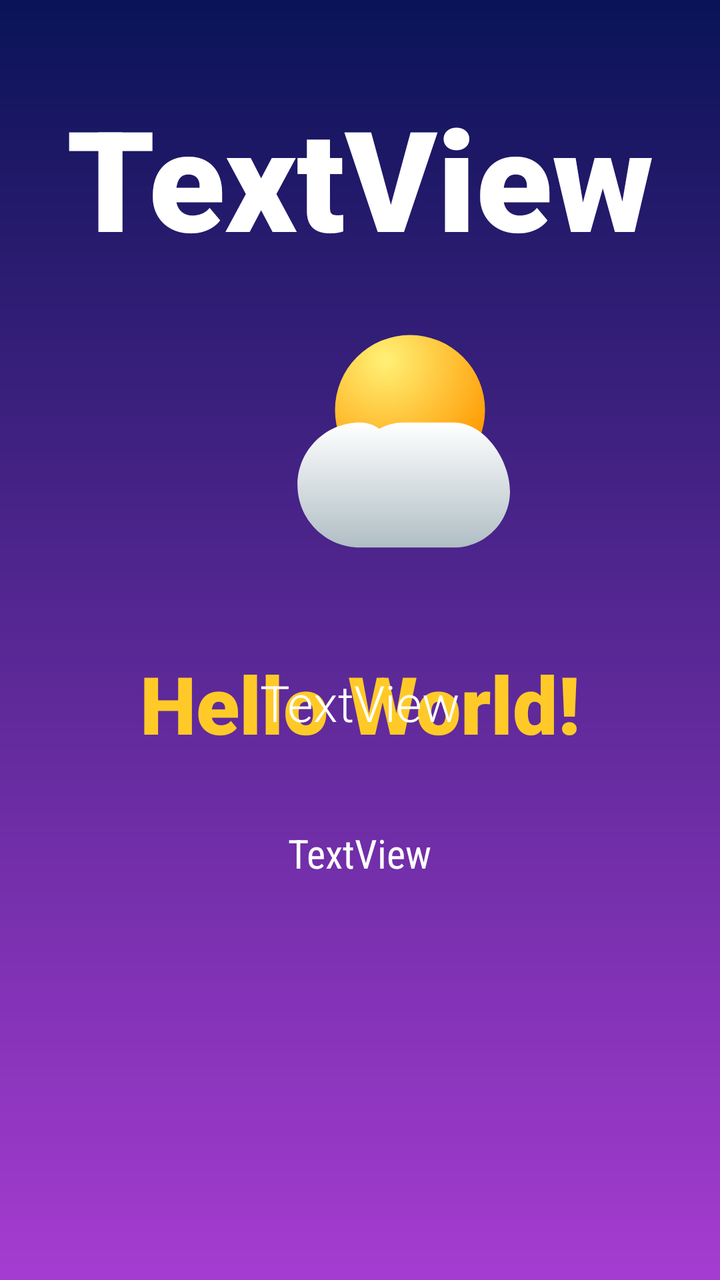
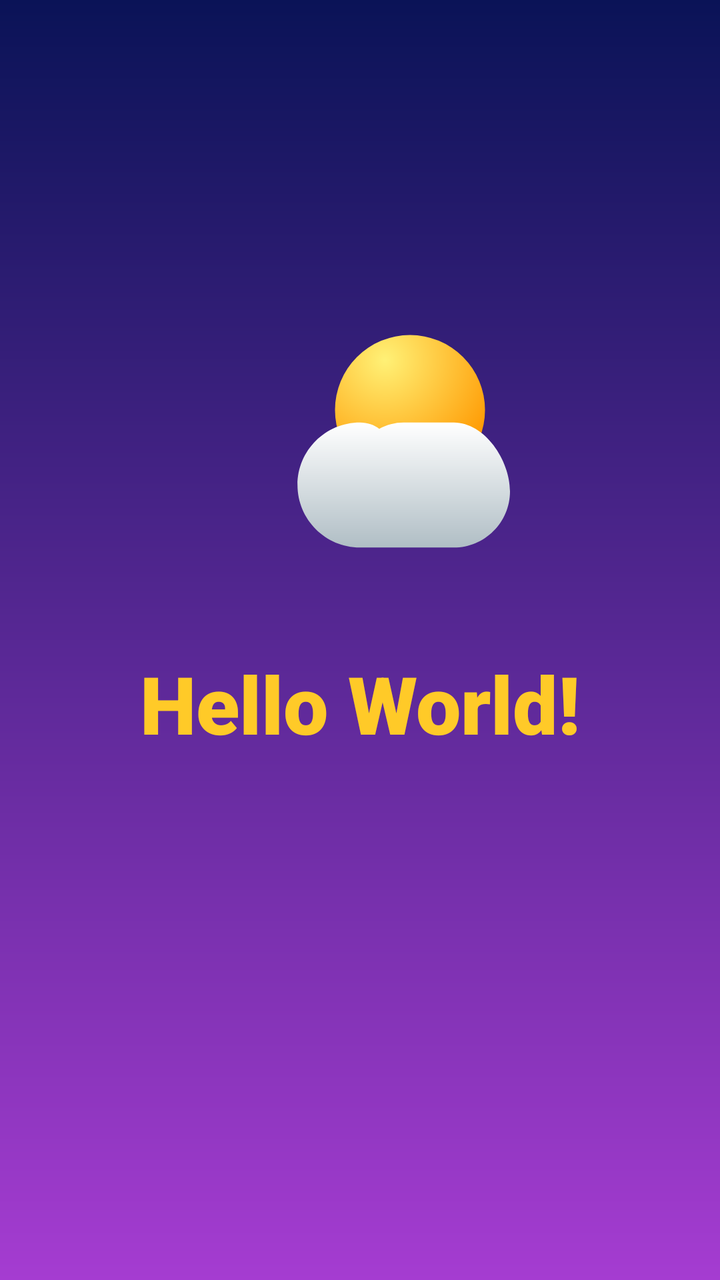

The first picture is an Android layout as it rendered before a commit; the second is the same layout after the commit. The layout source and the unified diff follow.
<!-- AndroidManifest.xml: application theme Theme.Miniweather_JimenezA -->
<!-- res/layout/activity_main.xml -->
<?xml version="1.0" encoding="utf-8"?>
<androidx.constraintlayout.widget.ConstraintLayout xmlns:android="http://schemas.android.com/apk/res/android"
    xmlns:app="http://schemas.android.com/apk/res-auto"
    xmlns:tools="http://schemas.android.com/tools"
    android:id="@+id/main"
    android:layout_width="match_parent"
    android:layout_height="match_parent"
    android:background="@drawable/background_gradient"
    tools:context=".MainActivity">

    <TextView
        android:id="@+id/tvCity"
        android:layout_width="wrap_content"
        android:layout_height="wrap_content"
        android:layout_marginTop="20dp"
        android:fontFamily="sans-serif-black"
        android:text="Hello World!"
        android:textColor="@color/mustard"
        android:textSize="40sp"
        app:layout_constraintEnd_toEndOf="parent"
        app:layout_constraintStart_toStartOf="parent"
        app:layout_constraintTop_toBottomOf="@+id/ivWeather" />

    <TextView
        android:id="@+id/tvWeather"
        android:layout_width="wrap_content"
        android:layout_height="wrap_content"
        android:layout_marginBottom="200dp"
        android:fontFamily="sans-serif-condensed"
        android:text="TextView"
        android:textColor="@color/white"
        android:textSize="20sp"
        app:layout_constraintBottom_toBottomOf="parent"
        app:layout_constraintEnd_toEndOf="parent"
        app:layout_constraintStart_toStartOf="parent" />

    <TextView
        android:id="@+id/tvGreeting"
        android:layout_width="wrap_content"
        android:layout_height="wrap_content"
        android:layout_marginBottom="45dp"
        android:fontFamily="sans-serif-light"
        android:text="TextView"
        android:textColor="@color/white"
        android:textSize="25sp"
        app:layout_constraintBottom_toTopOf="@+id/tvWeather"
        app:layout_constraintEnd_toEndOf="parent"
        app:layout_constraintStart_toStartOf="parent" />

    <ImageView
        android:id="@+id/ivWeather"
        android:layout_width="150dp"
        android:layout_height="150dp"
        android:layout_marginTop="20dp"
        app:layout_constraintEnd_toEndOf="parent"
        app:layout_constraintStart_toStartOf="parent"
        app:layout_constraintTop_toBottomOf="@+id/tvTemperature"
        app:srcCompat="@drawable/ic_cloudy" />

    <TextView
        android:id="@+id/tvTemperature"
        android:layout_width="wrap_content"
        android:layout_height="wrap_content"
        android:layout_marginTop="42dp"
        android:fontFamily="sans-serif-black"
        android:text="TextView"
        android:textColor="@color/white"
        android:textSize="70sp"
        app:layout_constraintEnd_toEndOf="parent"
        app:layout_constraintStart_toStartOf="parent"
        app:layout_constraintTop_toTopOf="parent" />

</androidx.constraintlayout.widget.ConstraintLayout>
<!-- resources referenced by this layout -->
<resources>
  <color name="mustard">#FFCA28</color>
  <color name="white">#FFFFFFFF</color>
  <!-- drawable background_gradient (drawable) -->
  <?xml version="1.0" encoding="utf-8"?>
  <shape xmlns:android="http://schemas.android.com/apk/res/android">
      <gradient android:startColor="@color/midnight_blue"
          android:endColor="@color/magenta"
          android:angle="270"/>
  </shape>
  <!-- drawable ic_cloudy (drawable) -->
  <?xml version="1.0" encoding="utf-8"?>
  <vector xmlns:android="http://schemas.android.com/apk/res/android"
      xmlns:aapt="http://schemas.android.com/aapt"
      android:width="100dp"
      android:height="100dp"
      android:viewportWidth="24"
      android:viewportHeight="24">
  
      <path android:pathData="M16,2a6,6 0 1,1 0,12a6,6 0 1,1 0,-12">
          <aapt:attr name="android:fillColor">
              <gradient
                  android:centerX="14"
                  android:centerY="4"
                  android:gradientRadius="10"
                  android:type="radial">
                  <item android:offset="0.0" android:color="#FFF176"/>
                  <item android:offset="1.0" android:color="#FF9800"/>
              </gradient>
          </aapt:attr>
      </path>
  
      <path android:pathData="M15.5,9c-0.71,0 -1.37,0.18 -1.96,0.5C13.13,9.19 12.59,9 12,9c-2.76,0 -5,2.24 -5,5s2.24,5 5,5h7.5c2.48,0 4.5,-2.02 4.5,-4.5S21.98,9 19.5,9H15.5z">
          <aapt:attr name="android:fillColor">
              <gradient
                  android:startX="12"
                  android:startY="9"
                  android:endX="12"
                  android:endY="19"
                  android:type="linear">
                  <item android:offset="0.0" android:color="#FFFFFF"/>
                  <item android:offset="1.0" android:color="#B0BEC5"/>
              </gradient>
          </aapt:attr>
      </path>
  </vector>
  <style name="Theme.Miniweather_JimenezA" parent="Base.Theme.Miniweather_JimenezA" />
  <color name="midnight_blue">#0A1357</color>
  <color name="magenta">#A53CD1</color>
  <style name="Base.Theme.Miniweather_JimenezA" parent="Theme.Material3.DayNight.NoActionBar">
          
          
      </style>
</resources>

<!-- the commit's change to res/layout/activity_main.xml (unified diff, before → after) -->
@@ -27,7 +27,7 @@
         android:layout_height="wrap_content"
         android:layout_marginBottom="200dp"
         android:fontFamily="sans-serif-condensed"
-        android:text="TextView"
+        android:text=""
         android:textColor="@color/white"
         android:textSize="20sp"
         app:layout_constraintBottom_toBottomOf="parent"
@@ -40,7 +40,7 @@
         android:layout_height="wrap_content"
         android:layout_marginBottom="45dp"
         android:fontFamily="sans-serif-light"
-        android:text="TextView"
+        android:text=""
         android:textColor="@color/white"
         android:textSize="25sp"
         app:layout_constraintBottom_toTopOf="@+id/tvWeather"
@@ -63,7 +63,7 @@
         android:layout_height="wrap_content"
         android:layout_marginTop="42dp"
         android:fontFamily="sans-serif-black"
-        android:text="TextView"
+        android:text=""
         android:textColor="@color/white"
         android:textSize="70sp"
         app:layout_constraintEnd_toEndOf="parent"
